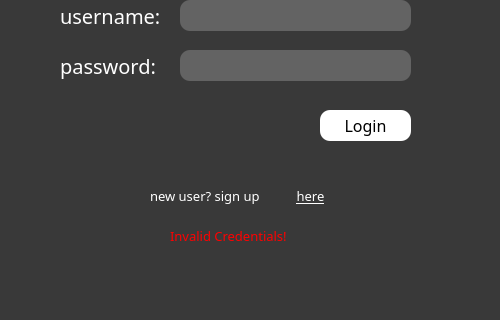
The window that login.ui (shahm58/PaceMakerGroup37) describes before a commit, drawn with Qt 5; both pictures show x 0 to 500 and y 180 to 500 of the 500 by 500 pixel window.
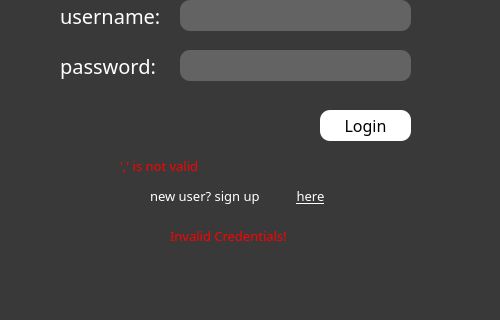
The same window after the commit.

The edit to the form file:
```diff
--- a/login.ui
+++ b/login.ui
@@ -229,6 +229,28 @@
     <string>Invalid Credentials!</string>
    </property>
   </widget>
+  <widget class="QLabel" name="maxerror_2">
+   <property name="geometry">
+    <rect>
+     <x>120</x>
+     <y>330</y>
+     <width>221</width>
+     <height>31</height>
+    </rect>
+   </property>
+   <property name="font">
+    <font>
+     <family>Franklin Gothic Book</family>
+     <pointsize>10</pointsize>
+    </font>
+   </property>
+   <property name="styleSheet">
+    <string notr="true">color:rgb(255, 0, 0)</string>
+   </property>
+   <property name="text">
+    <string>',' is not valid</string>
+   </property>
+  </widget>
  </widget>
  <resources/>
  <connections/>
```
